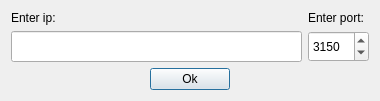
This is Lab1/UDPClient/portdialog.ui in rodimov/NetworksLabs_SUT as Qt 5 draws it before an edit. The edited form follows.
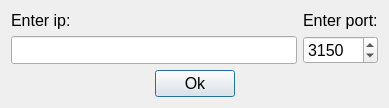
This is the edited form.

Commit message: portdialog fonts resize

```diff
--- a/Lab1/UDPClient/portdialog.ui
+++ b/Lab1/UDPClient/portdialog.ui
@@ -6,8 +6,8 @@
    <rect>
     <x>0</x>
     <y>0</y>
-    <width>380</width>
-    <height>101</height>
+    <width>389</width>
+    <height>105</height>
    </rect>
   </property>
   <property name="windowTitle">
@@ -24,6 +24,11 @@
          <verstretch>0</verstretch>
         </sizepolicy>
        </property>
+       <property name="font">
+        <font>
+         <pointsize>12</pointsize>
+        </font>
+       </property>
        <property name="text">
         <string>Enter ip:</string>
        </property>
@@ -37,6 +42,11 @@
          <verstretch>0</verstretch>
         </sizepolicy>
        </property>
+       <property name="font">
+        <font>
+         <pointsize>12</pointsize>
+        </font>
+       </property>
       </widget>
      </item>
     </layout>
@@ -51,6 +61,11 @@
          <verstretch>0</verstretch>
         </sizepolicy>
        </property>
+       <property name="font">
+        <font>
+         <pointsize>12</pointsize>
+        </font>
+       </property>
        <property name="text">
         <string>Enter port:</string>
        </property>
@@ -64,6 +79,11 @@
          <verstretch>0</verstretch>
         </sizepolicy>
        </property>
+       <property name="font">
+        <font>
+         <pointsize>12</pointsize>
+        </font>
+       </property>
        <property name="minimum">
         <number>1</number>
        </property>
@@ -94,6 +114,11 @@
      </item>
      <item>
       <widget class="QPushButton" name="ok">
+       <property name="font">
+        <font>
+         <pointsize>12</pointsize>
+        </font>
+       </property>
        <property name="text">
         <string>Ok</string>
        </property>
```
The commit also changes 6 other files.
